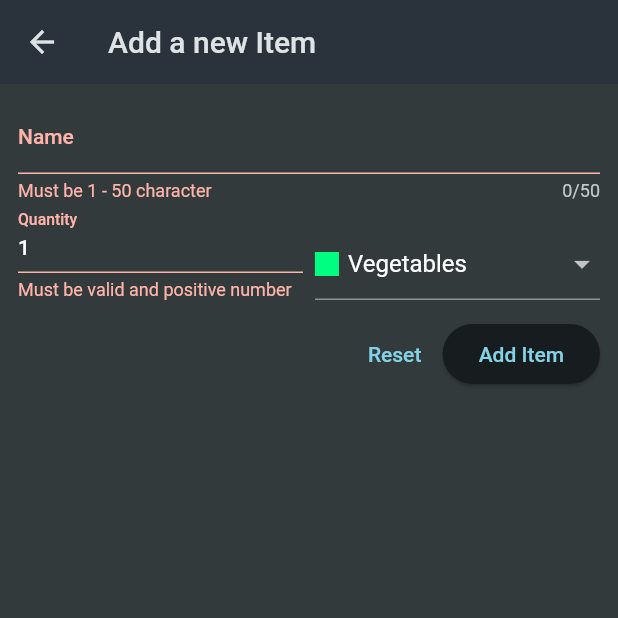
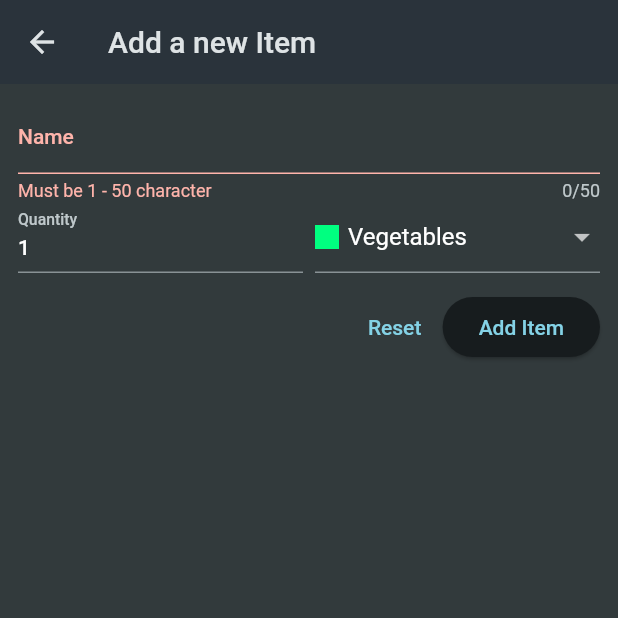
Before and after one commit to homebrew-coding-club/shopping_list, a Flutter app: the NewItem screen opened directly, after a tap on "Add Item", on a phone screen of 412 x 824 dp, the top half of it. Run offline on Flutter 3.47's test engine with Material 2 defaults, Android fonts, the phone set to English and light mode, and no system bars.

Commit message:
fix validator

```diff
--- a/lib/widgets/new_item.dart
+++ b/lib/widgets/new_item.dart
@@ -74,8 +74,8 @@ class _NewItemState extends State<NewItem> {
                         if (value == null ||
                             value.isEmpty ||
                             int.tryParse(value) == null ||
-                            int.tryParse(value)! < 50) {
-                          return 'Must be valid and positive number';
+                            int.tryParse(value)! <= 0) {
+                          return 'Must be a valid, positive number.';
                         }
                         return null;
                       },
```
